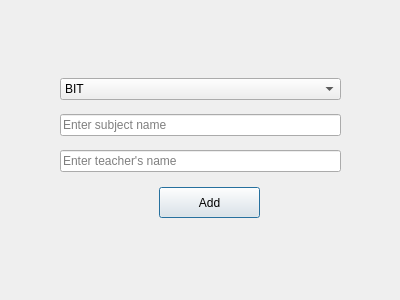
Before: the Qt Designer form bookclassroom.ui in prazzx/Kakshya, drawn with Qt 5.
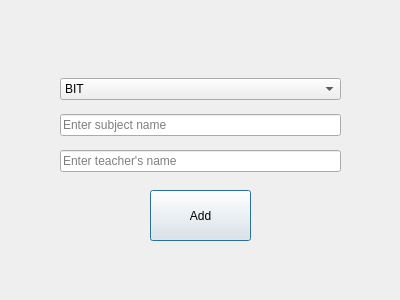
After: the same form once the commit is applied.

Patch:
```diff
--- a/bookclassroom.ui
+++ b/bookclassroom.ui
@@ -64,10 +64,10 @@
   <widget class="QPushButton" name="pushButtonAdd">
    <property name="geometry">
     <rect>
-     <x>159</x>
-     <y>187</y>
+     <x>150</x>
+     <y>190</y>
      <width>101</width>
-     <height>31</height>
+     <height>51</height>
     </rect>
    </property>
    <property name="text">
```
Left out of the diff: 8 changed lines with no effect on the pictures.
